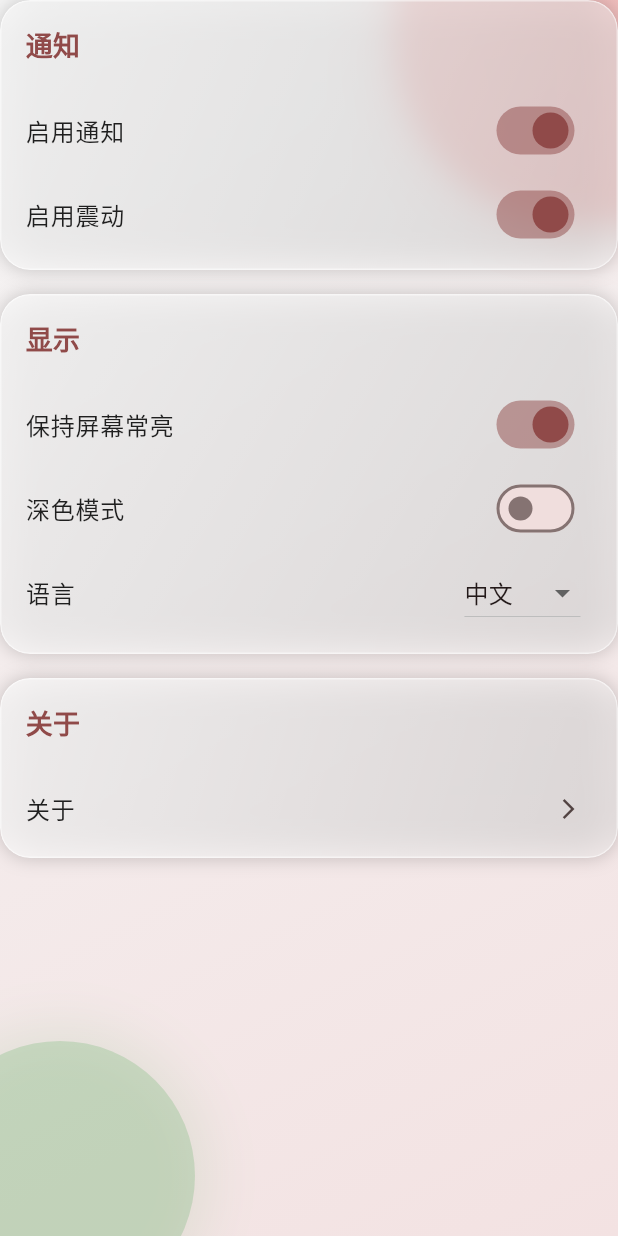
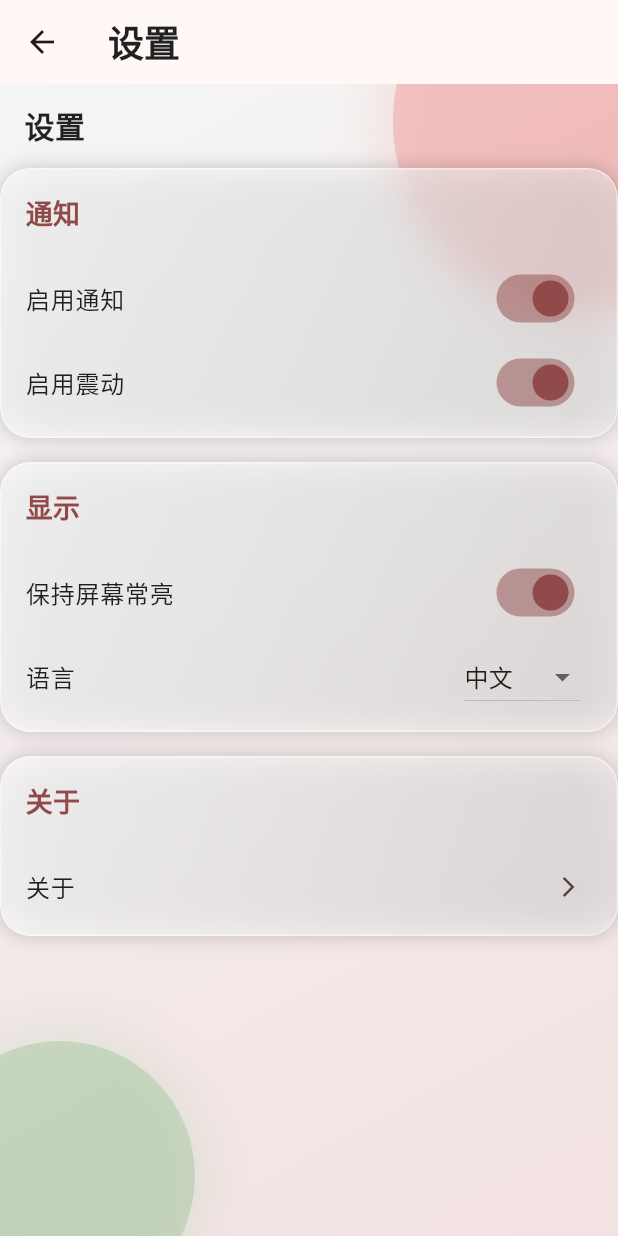
Before and after one commit to 350050183/tommato_timer, a Flutter app: the SettingsScreen screen opened by its route, on a phone screen of 412 x 824 dp. Run offline on Flutter 3.47's test engine with Material 3 defaults, Android fonts, the light colour scheme and no system bars; our stand-ins replace audioplayers, flutter_local_notifications, shared_preferences, vibration, webview_flutter; missing offline and left inert: model_viewer_plus, webview_flutter_android, webview_flutter_wkwebview; accounts and stored records are empty.

Commit message:
fix bugs

```diff
--- a/lib/main.dart
+++ b/lib/main.dart
@@ -24,7 +24,7 @@ void main() async {
     }
   }
 
-  final settings = Settings(
+  const settings = Settings(
     isDarkMode: false,
     notificationsEnabled: true,
     vibrationEnabled: true,
--- a/lib/models/settings.dart
+++ b/lib/models/settings.dart
@@ -71,7 +71,7 @@ class Settings {
 }
 
 class SettingsModel extends ChangeNotifier {
-  Settings _settings = Settings(
+  Settings _settings = const Settings(
     isDarkMode: false,
     notificationsEnabled: true,
     vibrationEnabled: true,
@@ -149,9 +149,7 @@ class SettingsModel extends ChangeNotifier {
   }
 
   Future<void> saveSettings() async {
-    if (_prefs == null) {
-      _prefs = await SharedPreferences.getInstance();
-    }
+    _prefs ??= await SharedPreferences.getInstance();
     await _prefs?.setString(
       'settings',
       json.encode(_settings.toJson()),
--- a/lib/screens/about_screen.dart
+++ b/lib/screens/about_screen.dart
@@ -232,7 +232,7 @@ class AboutScreen extends StatelessWidget {
                           }
                         },
                         child: Text(
-                          'Contact Developer',
+                          l10n.contactDeveloper,
                           style: TextStyle(
                             color: Theme.of(context).primaryColor,
                           ),
--- a/lib/screens/history_screen.dart
+++ b/lib/screens/history_screen.dart
@@ -81,7 +81,7 @@ class HistoryScreen extends StatelessWidget {
                           ),
                         ),
                         title: Text(l10n.clearHistory),
-                        content: Text('确定要清空所有历史记录吗？'),
+                        content: const Text('确定要清空所有历史记录吗？'),
                         actions: [
                           TextButton(
                             onPressed: () => Navigator.pop(context),
--- a/lib/screens/settings_screen.dart
+++ b/lib/screens/settings_screen.dart
@@ -17,8 +17,19 @@ class SettingsScreen extends StatelessWidget {
     final settings = settingsModel.settings;
 
     return Scaffold(
+      appBar: AppBar(
+        backgroundColor: Colors.transparent,
+        elevation: 0,
+        title: Text(
+          l10n.settings,
+          style: TextStyle(
+            fontSize: 24,
+            fontWeight: FontWeight.bold,
+            color: isDarkMode ? Colors.white : Colors.black87,
+          ),
+        ),
+      ),
       body: GlassmorphicBackground(
-        useGradient: true,
         child: SafeArea(
           child: CustomScrollView(
             slivers: [
@@ -27,6 +38,18 @@ class SettingsScreen extends StatelessWidget {
                 child: Column(
                   crossAxisAlignment: CrossAxisAlignment.start,
                   children: [
+                    ListTile(
+                      title: Text(
+                        l10n.settings,
+                        style: TextStyle(
+                          fontSize: 20,
+                          fontWeight: FontWeight.bold,
+                          color: isDarkMode
+                              ? Colors.white.withOpacity(0.9)
+                              : Colors.black87,
+                        ),
+                      ),
+                    ),
                     _buildSection(
                       context,
                       l10n.notifications,
@@ -56,12 +79,6 @@ class SettingsScreen extends StatelessWidget {
                           l10n.keepScreenOn,
                           settings.keepScreenOn,
                           (value) => settingsModel.setKeepScreenOn(value),
-                        ),
-                        _buildSwitchTile(
-                          context,
-                          l10n.darkMode,
-                          settings.isDarkMode,
-                          (value) => settingsModel.setDarkMode(value),
                         ),
                         _buildLanguageTile(context, l10n, settingsModel),
                       ],
--- a/lib/screens/timer_screen.dart
+++ b/lib/screens/timer_screen.dart
@@ -149,7 +149,7 @@ class _TimerScreenState extends State<TimerScreen> {
                   mainAxisAlignment: MainAxisAlignment.center,
                   children: [
                     // 3D模型和时间显示
-                    Expanded(child: TimerDisplay()),
+                    const Expanded(child: TimerDisplay()),
                     // 控制按钮
                     Padding(
                       padding: const EdgeInsets.all(16.0),
--- a/lib/utils/l10n/en.dart
+++ b/lib/utils/l10n/en.dart
@@ -16,7 +16,7 @@ const Map<String, String> en = {
   'chinese': 'Chinese',
   'english': 'English',
 
-  'appTitle': 'Tomato Timer',
+  'appTitle': '3D Tomato Timer',
   'startButton': 'Start',
   'pauseButton': 'Pause',
   'resetButton': 'Reset',
--- a/lib/widgets/glassmorphic_background.dart
+++ b/lib/widgets/glassmorphic_background.dart
@@ -20,20 +20,18 @@ class GlassmorphicBackground extends StatelessWidget {
 
     return Container(
       decoration: BoxDecoration(
-        gradient:
-            useGradient
+        gradient: useGradient
             ? LinearGradient(
                 begin: Alignment.topLeft,
                 end: Alignment.bottomRight,
-                  colors:
-                      gradientColors ??
+                colors: gradientColors ??
                     (isDarkMode
                         ? [
                             const Color(0xFF1A1A1A),
                             Color.lerp(
                               const Color(0xFF1A1A1A),
                               AppTheme.primaryColor,
-                              0.1,
+                              0.15,
                             )!,
                           ]
                         : [
@@ -46,12 +44,9 @@ class GlassmorphicBackground extends StatelessWidget {
                           ]),
               )
             : null,
-        color:
-            useGradient
+        color: useGradient
             ? null
-                : (isDarkMode
-                    ? const Color(0xFF1A1A1A)
-                    : const Color(0xFFF5F5F5)),
+            : (isDarkMode ? const Color(0xFF1A1A1A) : const Color(0xFFF5F5F5)),
       ),
       child: Stack(
         children: [
```
Also changed, not shown: lib/models/timer.dart (+15 -17 lines), lib/models/timer_model.dart (+21 -22 lines), lib/providers/timer_provider.dart (+31 -21 lines), lib/screens/home_screen.dart (+11 -1 lines), lib/screens/splash_screen.dart (+10 -19 lines), lib/widgets/control_buttons.dart (+6 -2 lines), lib/widgets/three_d_cube.dart (+26 -17 lines), lib/widgets/timer_display.dart (+3 -8 lines), lib/widgets/timer_progress_indicator.dart (+10 -16 lines), 4 other files. Lines whose indentation alone changed are shown as unchanged.
